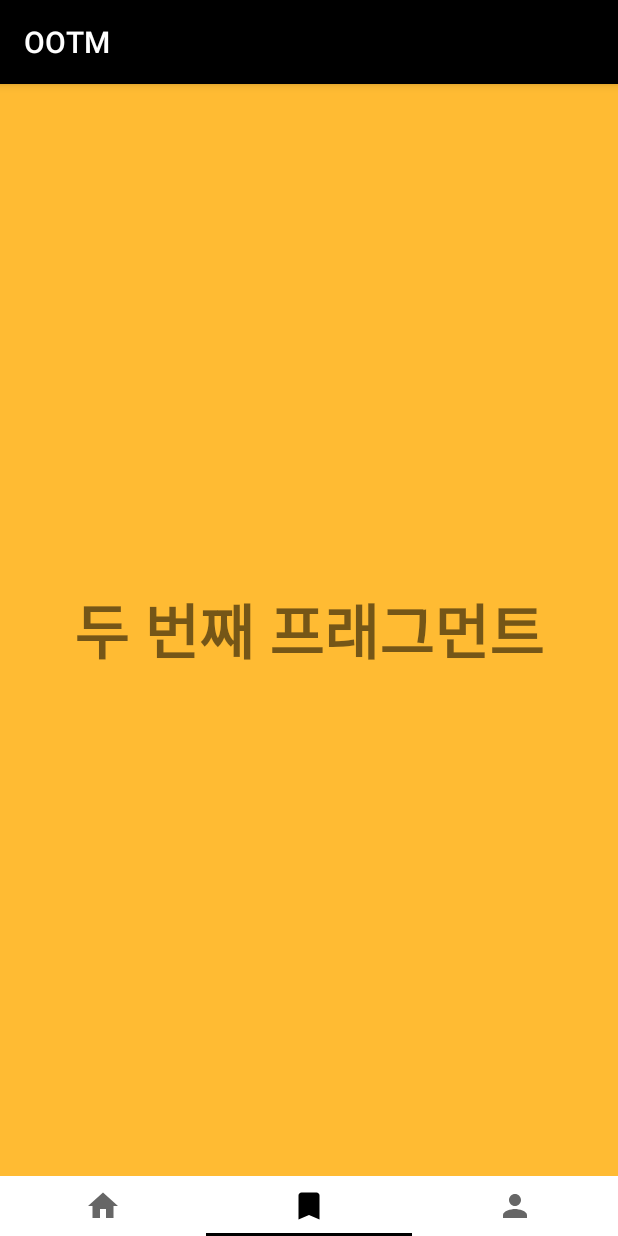
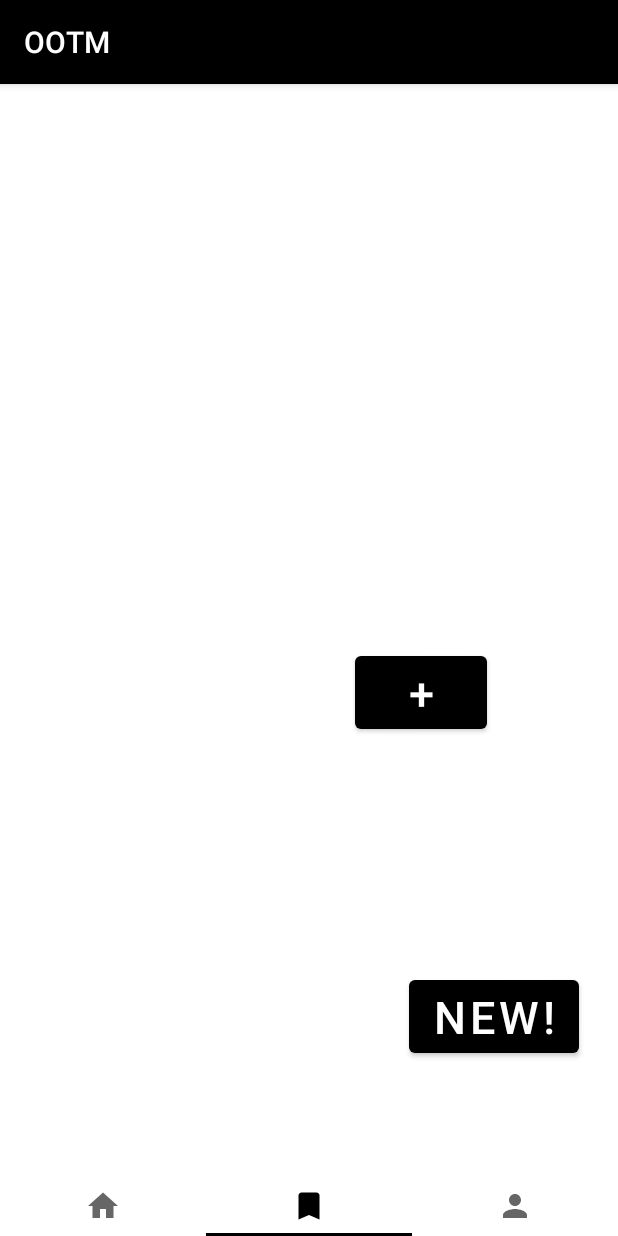
Before and after one commit to ehojune/OOTM_app_frontend, an Android app: the TabActivity screen opened directly, with no data from a screen before it, item 2 of the bottom bar chosen, on a phone screen of 412 x 824 dp. Run offline under Robolectric (Android 15) with nearby library versions, the phone set to English and light mode, and no system bars; libraries missing offline, so code that uses them is left out: com.kakao.network, com.kakao.usermgmt.

Commit message:
frontend dev-ing

```diff
--- a/frontend/app/src/main/AndroidManifest.xml
+++ b/frontend/app/src/main/AndroidManifest.xml
@@ -24,6 +24,8 @@
         </activity>
         <activity android:name=".TabActivity"/>
         <activity android:name=".LoginViewActivity"/>
+        <activity android:name=".Frag2.NewPostActivity" />
+        <activity android:name=".Frag2.ViewPostActivity" />
     </application>
 
 </manifest>
--- a/frontend/app/src/main/java/com/example/cloth_recommender/TabActivity.java
+++ b/frontend/app/src/main/java/com/example/cloth_recommender/TabActivity.java
@@ -31,7 +31,7 @@ public class TabActivity extends AppCompatActivity {
         super.onCreate(savedInstanceState);
         setContentView(R.layout.activity_main);
 
-        getHashKey();
+
 
         tabLayout=findViewById(R.id.tabs);
         viewPager=findViewById(R.id.view_pager);
@@ -53,24 +53,5 @@ public class TabActivity extends AppCompatActivity {
         tabLayout.getTabAt(2).setIcon(R.drawable.ic_baseline_person_24);
     }
 
-    private void getHashKey(){
-        PackageInfo packageInfo = null;
-        try {
-            packageInfo = getPackageManager().getPackageInfo(getPackageName(), PackageManager.GET_SIGNATURES);
-        } catch (PackageManager.NameNotFoundException e) {
-            e.printStackTrace();
-        }
-        if (packageInfo == null)
-            Log.e("KeyHash", "KeyHash:null");
 
-        for (Signature signature : packageInfo.signatures) {
-            try {
-                MessageDigest md = MessageDigest.getInstance("SHA");
-                md.update(signature.toByteArray());
-                Log.d("KeyHash", Base64.encodeToString(md.digest(), Base64.DEFAULT));
-            } catch (NoSuchAlgorithmException e) {
-                Log.e("KeyHash", "Unable to get MessageDigest. signature=" + signature, e);
-            }
-        }
-    }
 }
--- a/frontend/app/src/main/res/layout/frag2.xml
+++ b/frontend/app/src/main/res/layout/frag2.xml
@@ -1,17 +1,61 @@
 <?xml version="1.0" encoding="utf-8"?>
-<LinearLayout
-    xmlns:android="http://schemas.android.com/apk/res/android"
-    android:orientation="vertical"
-    android:background="@android:color/holo_orange_light"
+<androidx.constraintlayout.widget.ConstraintLayout xmlns:android="http://schemas.android.com/apk/res/android"
+    xmlns:app="http://schemas.android.com/apk/res-auto"
+    xmlns:tools="http://schemas.android.com/tools"
+    android:id="@+id/myconstraintlayout"
     android:layout_width="match_parent"
-    android:layout_height="match_parent">
+    android:layout_height="match_parent"
+    tools:context=".Frag2.Frag2">
 
     <TextView
+        android:id="@+id/textView4"
+        android:layout_width="wrap_content"
+        android:layout_height="wrap_content"
+        android:text="Multi Image"
+        android:textSize="25sp"
+        android:textStyle="bold"
+        android:visibility="invisible"
+        app:layout_constraintBottom_toBottomOf="parent"
+        app:layout_constraintEnd_toEndOf="parent"
+        app:layout_constraintHorizontal_bias="0.498"
+        app:layout_constraintStart_toStartOf="parent"
+        app:layout_constraintTop_toTopOf="parent"
+        app:layout_constraintVertical_bias="0.108" />
+
+    <androidx.recyclerview.widget.RecyclerView
+        android:id="@+id/recyclerView"
         android:layout_width="match_parent"
         android:layout_height="match_parent"
-        android:text="두 번째 프래그먼트"
-        android:textSize="40sp"
-        android:textStyle="bold"
-        android:gravity="center"/>
+        android:layout_marginTop="24dp"
+        android:orientation="horizontal"
+        app:layout_constraintEnd_toEndOf="parent"
+        app:layout_constraintHorizontal_bias="0.0"
+        app:layout_constraintStart_toStartOf="parent"
+        app:layout_constraintTop_toBottomOf="@+id/textView4" />
 
-</LinearLayout>
+    <Button
+        android:id="@+id/getImage"
+        android:layout_width="wrap_content"
+        android:layout_height="wrap_content"
+        android:layout_marginBottom="76dp"
+        android:text="New!"
+        android:textSize="30sp"
+        app:layout_constraintBottom_toBottomOf="parent"
+        app:layout_constraintEnd_toEndOf="parent"
+        app:layout_constraintHorizontal_bias="0.913"
+        app:layout_constraintStart_toStartOf="parent" />
+
+    <Button
+        android:id="@+id/NewPostActivity2"
+        android:layout_width="wrap_content"
+        android:layout_height="wrap_content"
+        android:layout_marginBottom="292dp"
+        android:text="+"
+        android:textSize="30sp"
+        app:layout_constraintBottom_toBottomOf="parent"
+        app:layout_constraintEnd_toEndOf="parent"
+        app:layout_constraintHorizontal_bias="0.73"
+        app:layout_constraintStart_toStartOf="parent" />
+
+
+</androidx.constraintlayout.widget.ConstraintLayout>
```
Also changed, not shown: frontend/app/src/main/java/com/example/cloth_recommender/Frag2/Frag2.java (+113 -0 lines), frontend/app/src/main/java/com/example/cloth_recommender/Frag2/MultiImageAdapter.java (added, +116 -0 lines), frontend/app/src/main/java/com/example/cloth_recommender/Frag2/NewPostActivity.java (added, +122 -0 lines), frontend/app/src/main/java/com/example/cloth_recommender/Frag2/ViewPostActivity.java (added, +177 -0 lines), frontend/app/src/main/java/com/example/cloth_recommender/LoginActivity.java (+11 -0 lines), frontend/app/src/main/res/layout/frag2_activity_newpostactivity.xml (added, +40 -0 lines), frontend/app/src/main/res/layout/frag2_activity_viewpostactivity.xml (added, +60 -0 lines), frontend/app/src/main/res/layout/frag2_multi_image_item.xml (added, +20 -0 lines).
